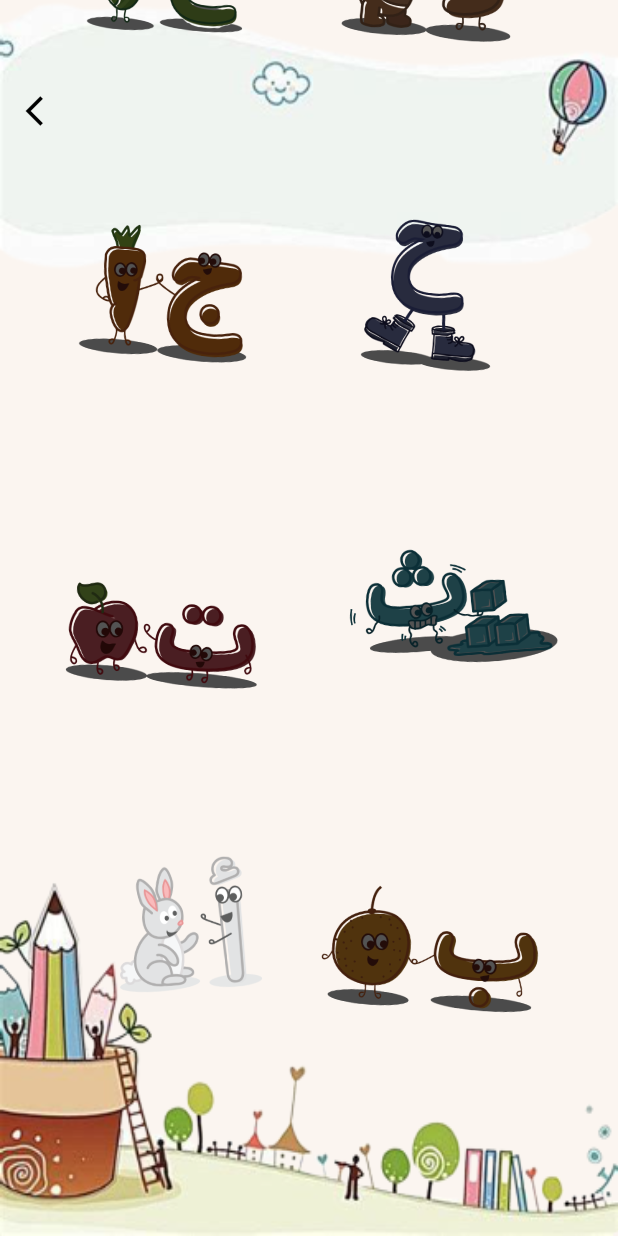
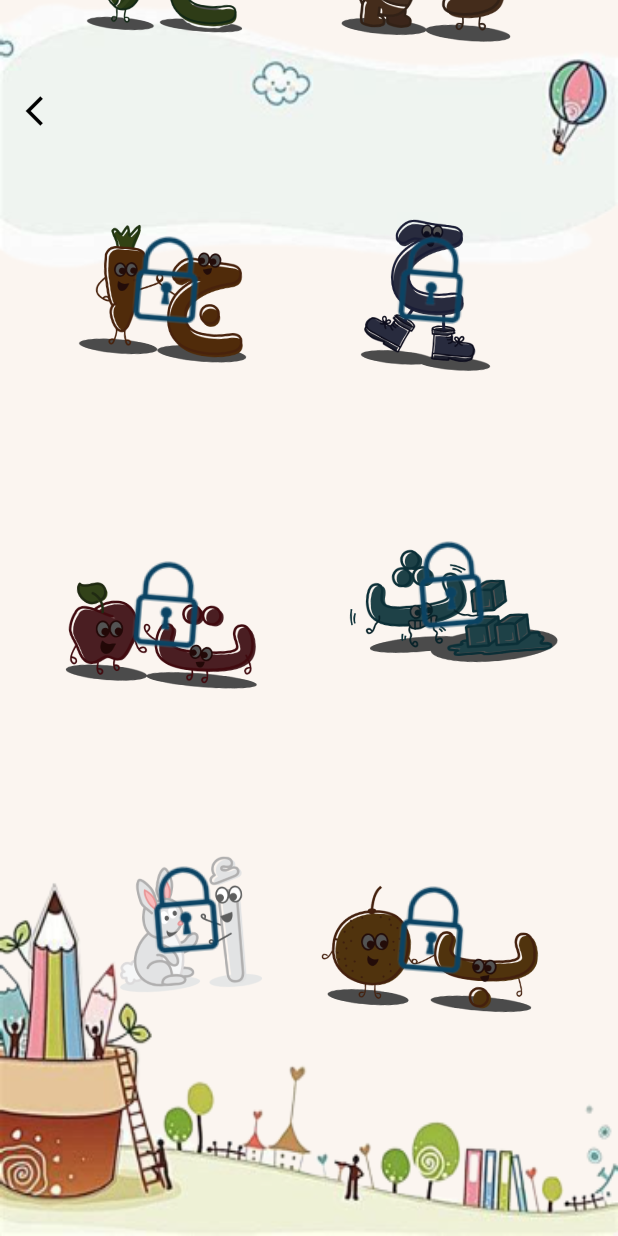
Before and after one commit to mohammedAljouei/childrenEducation, a Flutter app: the LettersScreen screen opened directly, on a phone screen of 412 x 824 dp. Run offline on Flutter 3.47's test engine with Material 2 defaults, Android fonts, the phone set to English and light mode, and no system bars; our stand-ins replace avatar_glow, flutter_secure_storage, google_fonts, liquid_progress_indicator, open_file, smooth_page_indicator and 3 more; missing offline and left inert: image_painter; accounts and stored records are empty.

Commit message:
minor fixes

```diff
--- a/educatechildren/lib/screens/letters/body.dart
+++ b/educatechildren/lib/screens/letters/body.dart
@@ -188,18 +188,33 @@ class letterWidget extends StatelessWidget {
             allowed
                 ? Navigator.push(
                     context,
-                  MaterialPageRoute(builder: (context) => ChildFlow(letterId)),
+                    MaterialPageRoute(
+                        builder: (context) => ChildFlow(letterId)),
                   ).then((data) {
                     reload();
                   })
                 : {};
           },
-        child: Image.asset(
+          child: allowed
+              ? Image.asset(
                   image,
                   fit: BoxFit.cover,
                   alignment: Alignment(0, -1),
+                )
+              : Container(
+                  decoration: BoxDecoration(
+                    image: DecorationImage(
+                      image: AssetImage(image),
+                      fit: BoxFit.cover,
+                      alignment: const Alignment(0, -1),
                     ),
                   ),
+                  child: Image.asset(
+                    'assets/images/removebg-preview.png',
+                    // fit: BoxFit.cover,
+                    alignment: const Alignment(0, 0),
+                  ),
+                )),
     );
   }
 }
```
Also changed, not shown: educatechildren/lib/screens/numbers/body.dart (+17 -2 lines), educatechildren/assets/images/removebg-preview.png (added). Lines whose indentation alone changed are shown as unchanged.
